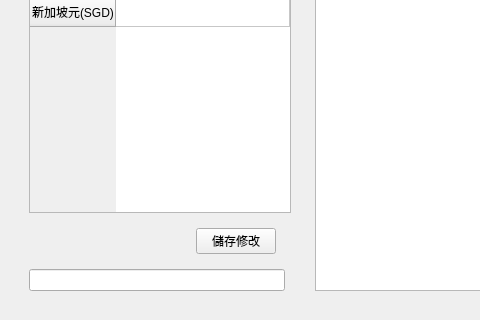
Before: the Qt Designer form src/AdbClient/LayerExchangeRate.ui in roger0816/Adb, drawn with Qt 5; both pictures show x 0 to 480 and y 184 to 504 of the 925 by 504 pixel window.
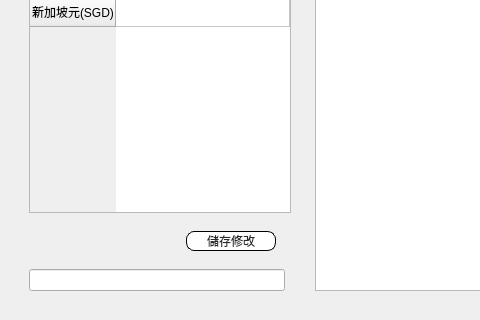
After: the same form once the commit is applied.

The edit to the form file:
```diff
--- a/src/AdbClient/LayerExchangeRate.ui
+++ b/src/AdbClient/LayerExchangeRate.ui
@@ -152,6 +152,41 @@
              <verstretch>0</verstretch>
             </sizepolicy>
            </property>
+           <property name="minimumSize">
+            <size>
+             <width>0</width>
+             <height>44</height>
+            </size>
+           </property>
+           <property name="styleSheet">
+            <string notr="true">
+QPushButton{
+font: 20px &quot;Microsoft JhengHei UI&quot;;
+
+}
+
+QPushButton{background-color: rgb(255, 255, 255);
+border-radius:8px;
+
+color: rgb(41,41,41);
+border: 1px solid #000000; }
+
+
+QPushButton:hover 
+{ 
+background-color: #55aaff; 
+border-style: outset; 
+border-width: 2px; 
+font: 700 18px &quot;Microsoft JhengHei UI&quot;; 
+}
+QPushButton:pressed { 
+border-style: outset; 
+border-width: 0px; 
+font: 700 24px &quot;Microsoft JhengHei UI&quot;; 
+color:rgb(241,241,241);
+background-color:#3c78b4;
+}</string>
+           </property>
            <layout class="QHBoxLayout" name="horizontalLayout">
             <item>
              <spacer name="horizontalSpacer">
@@ -168,6 +203,12 @@
             </item>
             <item>
              <widget class="QPushButton" name="btnSave">
+              <property name="minimumSize">
+               <size>
+                <width>90</width>
+                <height>0</height>
+               </size>
+              </property>
               <property name="focusPolicy">
                <enum>Qt::NoFocus</enum>
               </property>
```
